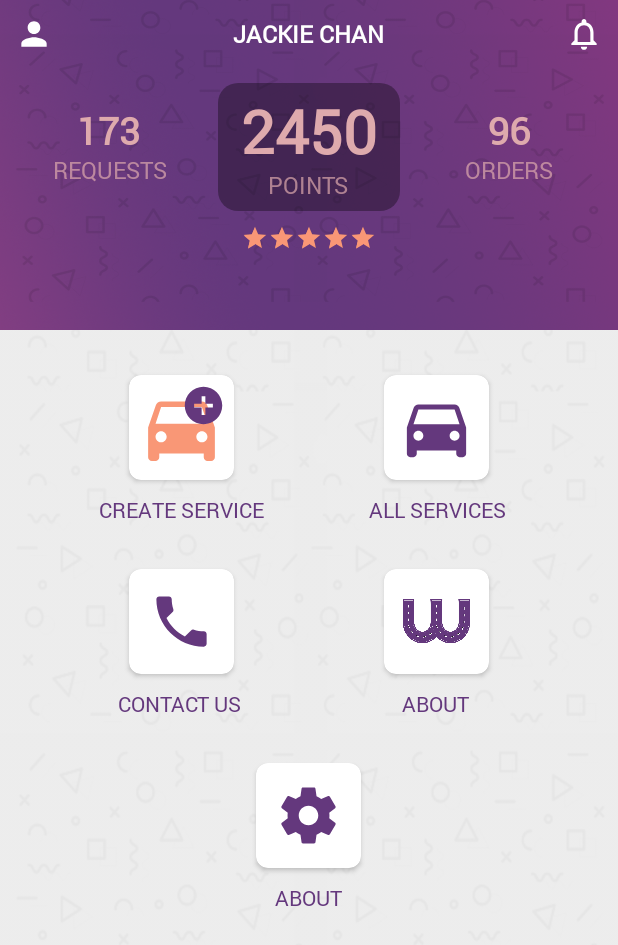
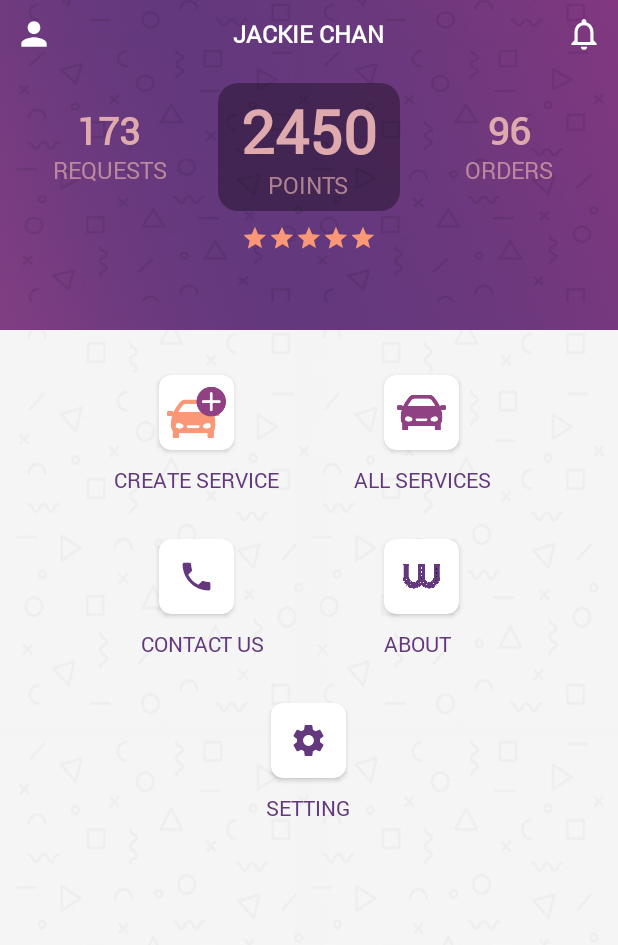
Before and after one commit to ahmed-bassiouny/WaslaBank, an Android app: the HomeActivity screen opened directly, with no data from a screen before it, on a phone screen of 412 x 824 dp. Shown: the top 945 px of the screen. Run offline under Robolectric (Android 15) with nearby library versions, the phone set to English and light mode, and no system bars.

Commit message:
change icon

```diff
--- a/app/src/main/AndroidManifest.xml
+++ b/app/src/main/AndroidManifest.xml
@@ -23,7 +23,13 @@
             android:screenOrientation="portrait" />
         <activity
             android:name=".activities.view.SplashActivity"
-            android:screenOrientation="portrait"></activity>
+            android:screenOrientation="portrait">
+            <intent-filter>
+                <action android:name="android.intent.action.MAIN" />
+
+                <category android:name="android.intent.category.LAUNCHER" />
+            </intent-filter>
+        </activity>
         <activity
             android:name=".activities.view.WaitingAdminActivity"
             android:screenOrientation="portrait" />
@@ -32,14 +38,8 @@
             android:name="io.fabric.ApiKey"
             android:value="a07905da1fb4c784f0369b04a71691297ca15843" />
 
-        <activity android:name=".activities.view.UserProfileActivity">
-            <intent-filter>
-                <action android:name="android.intent.action.MAIN" />
-
-                <category android:name="android.intent.category.LAUNCHER" />
-            </intent-filter>
-        </activity>
-        <activity android:name=".activities.view.HomeActivity"></activity>
+        <activity android:name=".activities.view.UserProfileActivity"/>
+        <activity android:name=".activities.view.HomeActivity"/>
     </application>
 
 </manifest>
--- a/app/src/main/res/layout/activity_home.xml
+++ b/app/src/main/res/layout/activity_home.xml
@@ -6,7 +6,6 @@
     xmlns:tools="http://schemas.android.com/tools"
     android:layout_width="match_parent"
     android:layout_height="match_parent"
-    android:background="@color/gray"
     tools:context=".activities.view.HomeActivity">
 
     <ImageView
@@ -16,7 +15,7 @@
         android:contentDescription="@null"
         android:fitsSystemWindows="true"
         android:scaleType="fitXY"
-        android:src="@drawable/bg" />
+        android:src="@drawable/bg_gray" />
 
     <ImageView
         android:id="@+id/bgprimary"
@@ -201,8 +200,8 @@
     <!-- first icon-->
     <android.support.v7.widget.CardView
         android:id="@+id/iv_create_service"
-        android:layout_width="70dp"
-        android:layout_height="70dp"
+        android:layout_width="50dp"
+        android:layout_height="50dp"
         android:layout_below="@+id/bgprimary"
         android:layout_marginEnd="50dp"
         android:layout_marginTop="30dp"
@@ -215,17 +214,9 @@
             android:layout_width="match_parent"
             android:layout_height="match_parent"
             android:layout_margin="5dp"
-            android:tint="@color/yellow"
             android:contentDescription="@null"
-            android:src="@drawable/ic_directions_car" />
+            android:src="@drawable/car_plus" />
 
-        <ImageView
-            android:layout_width="30dp"
-            android:layout_height="30dp"
-            android:layout_margin="5dp"
-            android:contentDescription="@null"
-            android:layout_gravity="end"
-            android:src="@drawable/ic_add_circle_" />
 
     </android.support.v7.widget.CardView>
 
@@ -235,7 +226,7 @@
         android:layout_height="wrap_content"
         android:layout_below="@+id/iv_create_service"
         android:layout_toStartOf="@+id/view"
-        android:layout_marginEnd="30dp"
+        android:layout_marginEnd="20dp"
         android:gravity="center"
         android:layout_marginTop="10dp"
         android:id="@+id/tv_create_service"
@@ -247,8 +238,8 @@
     <!-- second icon-->
     <android.support.v7.widget.CardView
         android:id="@+id/iv_all_service"
-        android:layout_width="70dp"
-        android:layout_height="70dp"
+        android:layout_width="50dp"
+        android:layout_height="50dp"
         android:layout_below="@+id/bgprimary"
         android:layout_marginStart="50dp"
         android:layout_marginTop="30dp"
@@ -263,7 +254,7 @@
             android:layout_margin="5dp"
             android:padding="3dp"
             android:contentDescription="@null"
-            android:src="@drawable/ic_directions_car" />
+            android:src="@drawable/car" />
 
     </android.support.v7.widget.CardView>
 
@@ -274,7 +265,7 @@
         android:layout_height="wrap_content"
         android:layout_below="@+id/iv_all_service"
         android:layout_alignStart="@+id/iv_all_service"
-        android:layout_marginStart="-10dp"
+        android:layout_marginStart="-20dp"
         android:gravity="center"
         android:layout_marginTop="10dp"
         android:text="All Services"
@@ -285,8 +276,8 @@
     <!-- third icon-->
     <android.support.v7.widget.CardView
         android:id="@+id/iv_contact_us"
-        android:layout_width="70dp"
-        android:layout_height="70dp"
+        android:layout_width="50dp"
+        android:layout_height="50dp"
         android:layout_below="@+id/tv_create_service"
         android:layout_marginEnd="50dp"
         android:layout_marginTop="30dp"
@@ -310,7 +301,7 @@
         android:layout_height="wrap_content"
         android:layout_below="@+id/iv_contact_us"
         android:layout_toStartOf="@+id/view"
-        android:layout_marginEnd="45dp"
+        android:layout_marginEnd="30dp"
         android:gravity="center"
         android:layout_marginTop="10dp"
         android:id="@+id/tv_contact_us"
@@ -321,8 +312,8 @@
     <!-- second icon-->
     <android.support.v7.widget.CardView
         android:id="@+id/iv_about"
-        android:layout_width="70dp"
-        android:layout_height="70dp"
+        android:layout_width="50dp"
+        android:layout_height="50dp"
         android:layout_below="@+id/tv_all_service"
         android:layout_marginStart="50dp"
         android:layout_marginTop="30dp"
@@ -348,7 +339,6 @@
         android:layout_height="wrap_content"
         android:layout_below="@+id/iv_about"
         android:layout_alignStart="@+id/iv_all_service"
-        android:layout_marginStart="12dp"
         android:gravity="center"
         android:layout_marginTop="10dp"
         android:text="About"
@@ -358,8 +348,8 @@
     <!-- second icon-->
     <android.support.v7.widget.CardView
         android:id="@+id/iv_setting"
-        android:layout_width="70dp"
-        android:layout_height="70dp"
+        android:layout_width="50dp"
+        android:layout_height="50dp"
         android:layout_below="@+id/tv_about"
         android:layout_marginStart="50dp"
         android:layout_marginTop="30dp"
@@ -388,7 +378,7 @@
         android:layout_marginStart="12dp"
         android:gravity="center"
         android:layout_marginTop="10dp"
-        android:text="About"
+        android:text="Setting"
         android:textColor="@color/colorPrimary"
         android:textAllCaps="true"/>
 
```
Also changed, not shown: app/src/main/res/drawable/bg_gray.png (added), app/src/main/res/drawable/car.png (added), app/src/main/res/drawable/car_plus.png (added).
